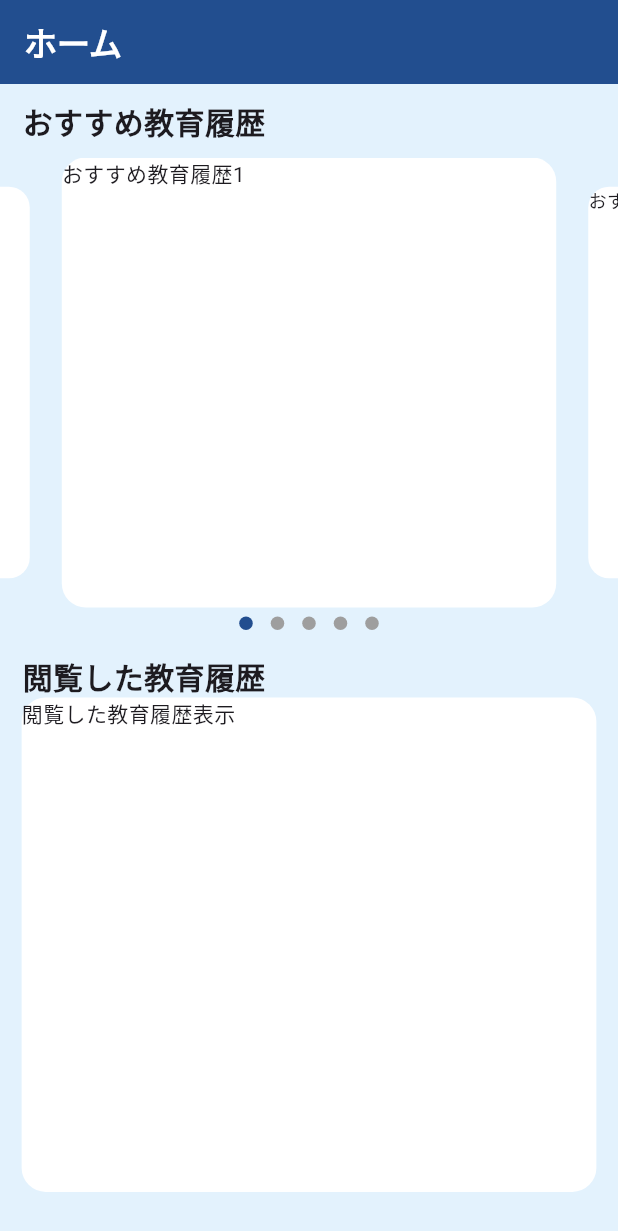
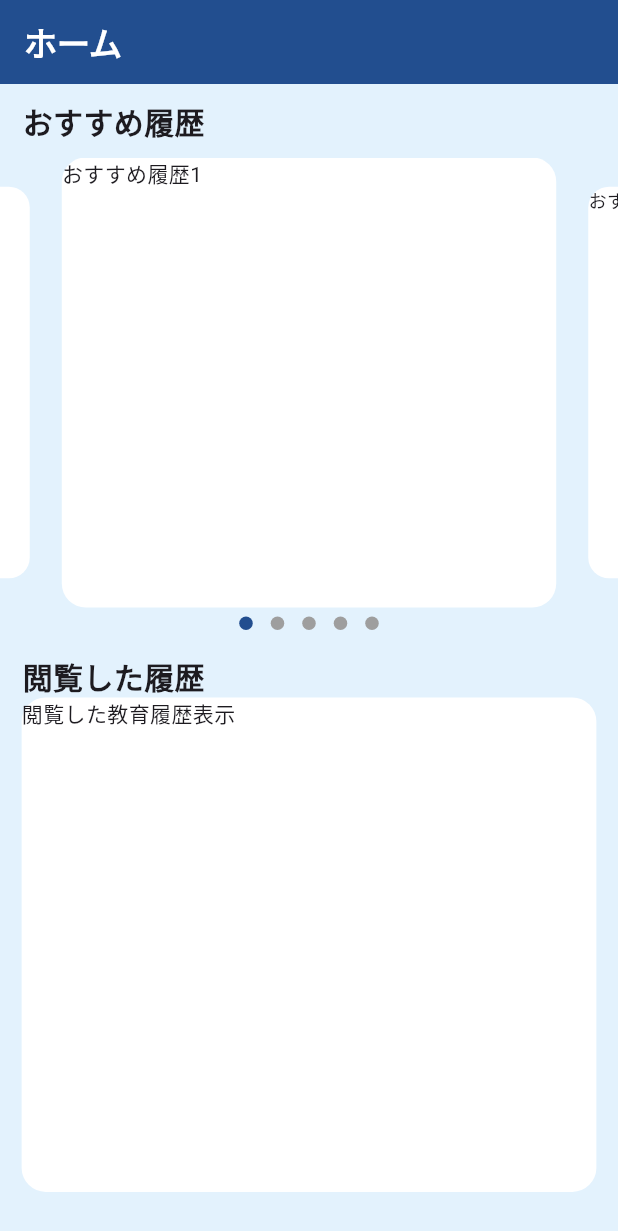
Before and after one commit to ziburi-hiro/new_plusch, a Flutter app: the HomePage screen opened directly, on a phone screen of 412 x 824 dp. Shown: the top 1231 px of the screen. Run offline on Flutter 3.47's test engine with Material 3 defaults, Android fonts, the phone set to English and light mode, and no system bars; drawn by our look-alikes of carousel_slider, dots_indicator; our stand-ins replace cloud_firestore, firebase_auth, firebase_core, flutter_screenutil, google_fonts, lottie; accounts and stored records are empty.

Commit message:
fix some text

```diff
--- a/lib/Screen/after_login/home_page.dart
+++ b/lib/Screen/after_login/home_page.dart
@@ -21,7 +21,7 @@ class _HomePageState extends State<HomePage> {
       borderRadius: BorderRadius.circular(16),
       color: Colors.white,
     ),
-    child: Text('おすすめ教育履歴${index+1}'),
+    child: Text('おすすめ履歴${index+1}'),
   ));
 
   @override
@@ -50,7 +50,7 @@ class _HomePageState extends State<HomePage> {
                   padding: EdgeInsets.only(top: 10.0,left: 15.0),
                   child: Align(
                     alignment: Alignment.centerLeft,
-                    child: Text('おすすめ教育履歴',style: TextStyle(
+                    child: Text('おすすめ履歴',style: TextStyle(
                       fontWeight: FontWeight.bold,
                       fontSize: 20,
                     ),),
@@ -86,7 +86,7 @@ class _HomePageState extends State<HomePage> {
                   padding: EdgeInsets.only(top: 10.0, left: 15.0),
                   child: Align(
                     alignment: Alignment.centerLeft,
-                    child: Text('閲覧した教育履歴',style: TextStyle(
+                    child: Text('閲覧した履歴',style: TextStyle(
                       fontWeight: FontWeight.bold,
                       fontSize: 20,
                     ),),
```
